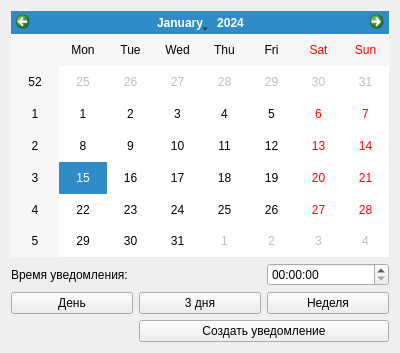
Before: the Qt Designer form nfcreator.ui in Yarosurafu/ExamHelper, drawn with Qt 5.
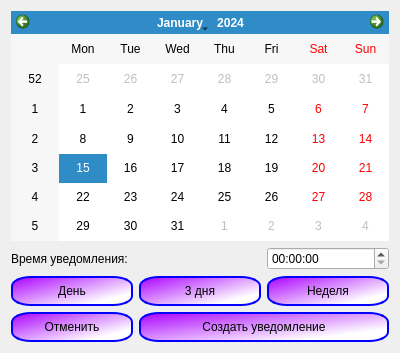
After: the same form once the commit is applied. Icons and pictures are not drawn.

```diff
--- a/nfcreator.ui
+++ b/nfcreator.ui
@@ -19,6 +19,21 @@
    </item>
    <item row="2" column="2">
     <widget class="QPushButton" name="pushButton_3">
+     <property name="styleSheet">
+      <string notr="true">QPushButton{	
+	color: black;
+	background-color: qlineargradient(spread:pad, x1:0, y1:0, x2:0.841346, y2:0.756, stop:0 rgba(170, 0, 255, 255), stop:1 rgba(255, 255, 255, 255));
+	border: 2px solid rgb(0, 0, 255);
+	padding: 6px;
+	border-radius: 20px 10px;
+}
+
+QPushButton:pressed{
+	color: red;
+	border: 4px solid red;
+	border-radius: 20px 10px;
+}</string>
+     </property>
      <property name="text">
       <string>Неделя</string>
      </property>
@@ -33,6 +48,21 @@
    </item>
    <item row="2" column="0">
     <widget class="QPushButton" name="pushButton">
+     <property name="styleSheet">
+      <string notr="true">QPushButton{	
+	color: black;
+	background-color: qlineargradient(spread:pad, x1:0, y1:0, x2:0.841346, y2:0.756, stop:0 rgba(170, 0, 255, 255), stop:1 rgba(255, 255, 255, 255));
+	border: 2px solid rgb(0, 0, 255);
+	padding: 6px;
+	border-radius: 20px 10px;
+}
+
+QPushButton:pressed{
+	color: red;
+	border: 4px solid red;
+	border-radius: 20px 10px;
+}</string>
+     </property>
      <property name="text">
       <string>День</string>
      </property>
@@ -40,6 +70,21 @@
    </item>
    <item row="2" column="1">
     <widget class="QPushButton" name="pushButton_2">
+     <property name="styleSheet">
+      <string notr="true">QPushButton{	
+	color: black;
+	background-color: qlineargradient(spread:pad, x1:0, y1:0, x2:0.841346, y2:0.756, stop:0 rgba(170, 0, 255, 255), stop:1 rgba(255, 255, 255, 255));
+	border: 2px solid rgb(0, 0, 255);
+	padding: 6px;
+	border-radius: 20px 10px;
+}
+
+QPushButton:pressed{
+	color: red;
+	border: 4px solid red;
+	border-radius: 20px 10px;
+}</string>
+     </property>
      <property name="text">
       <string>3 дня</string>
      </property>
@@ -50,9 +95,54 @@
    </item>
    <item row="3" column="1" colspan="2">
     <widget class="QPushButton" name="pushButton_4">
+     <property name="styleSheet">
+      <string notr="true">QPushButton{	
+	color: black;
+	background-color: qlineargradient(spread:pad, x1:0, y1:0, x2:0.841346, y2:0.756, stop:0 rgba(170, 0, 255, 255), stop:1 rgba(255, 255, 255, 255));
+	border: 2px solid rgb(0, 0, 255);
+	padding: 6px;
+	border-radius: 20px 10px;
+}
+
+QPushButton:pressed{
+	color: red;
+	border: 4px solid red;
+	border-radius: 20px 10px;
+}</string>
+     </property>
      <property name="text">
       <string>Создать уведомление</string>
      </property>
+     <property name="icon">
+      <iconset resource="rsrc.qrc">
+       <normaloff>:/icons/images/ok.png</normaloff>:/icons/images/ok.png</iconset>
+     </property>
+    </widget>
+   </item>
+   <item row="3" column="0">
+    <widget class="QPushButton" name="pushButton_5">
+     <property name="styleSheet">
+      <string notr="true">QPushButton{	
+	color: black;
+	background-color: qlineargradient(spread:pad, x1:0, y1:0, x2:0.841346, y2:0.756, stop:0 rgba(170, 0, 255, 255), stop:1 rgba(255, 255, 255, 255));
+	border: 2px solid rgb(0, 0, 255);
+	padding: 6px;
+	border-radius: 20px 10px;
+}
+
+QPushButton:pressed{
+	color: red;
+	border: 4px solid red;
+	border-radius: 20px 10px;
+}</string>
+     </property>
+     <property name="text">
+      <string>Отменить</string>
+     </property>
+     <property name="icon">
+      <iconset resource="rsrc.qrc">
+       <normaloff>:/icons/images/cancel.png</normaloff>:/icons/images/cancel.png</iconset>
+     </property>
     </widget>
    </item>
   </layout>
```
Left out of the diff: 4 changed lines with no effect on the pictures.
